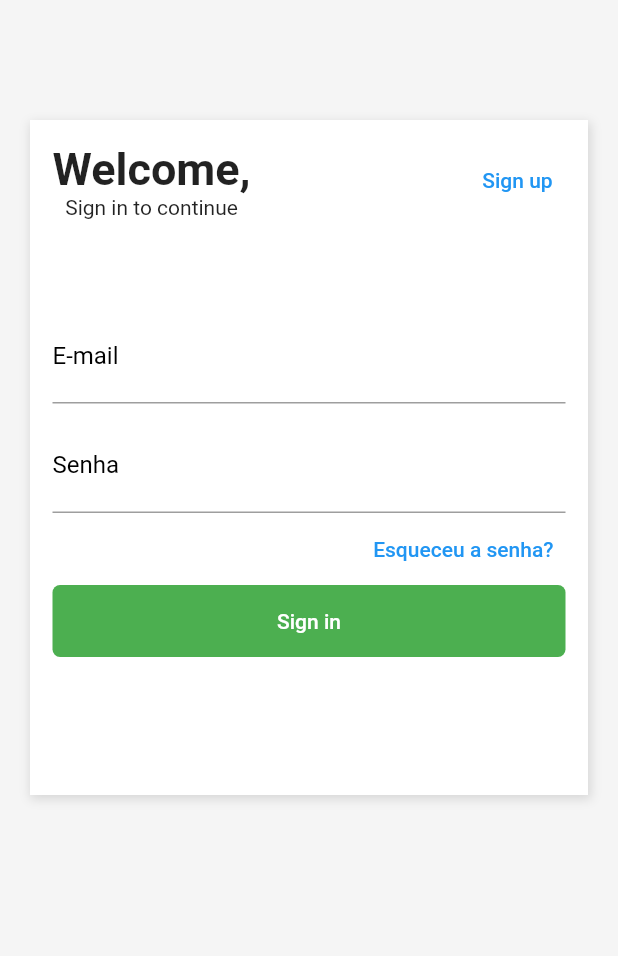
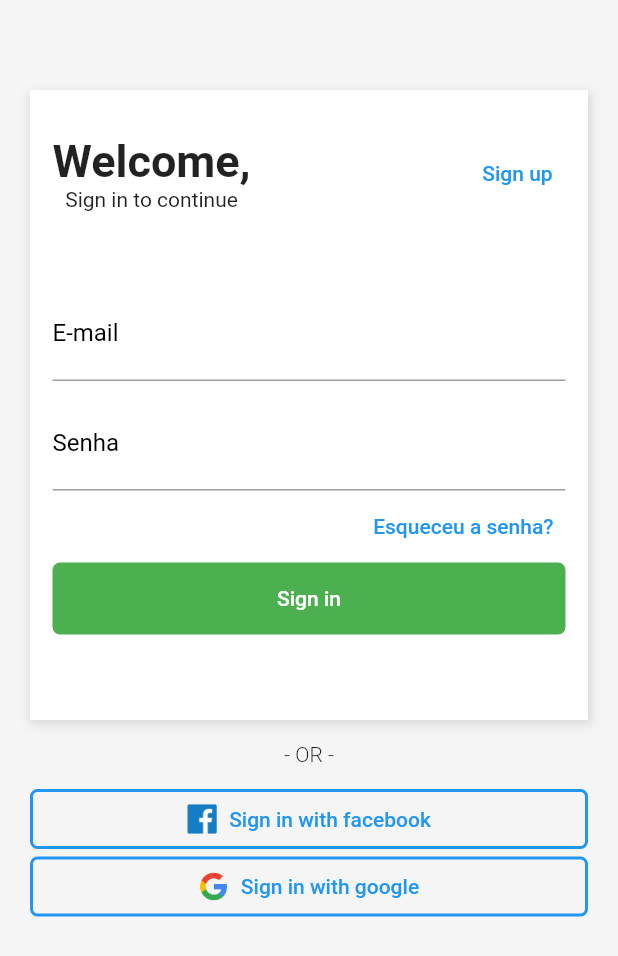
Before and after one commit to OtavioNegrizolli/flutter_2, a Flutter app: the LoginPage screen opened directly, on a phone screen of 412 x 824 dp. Shown: the top 956 px of the screen. Run offline on Flutter 3.47's test engine with Material 2 defaults, Android fonts, the phone set to English and light mode, and no system bars.

Commit message:
login page done

```diff
--- a/lib/pages/login.page.dart
+++ b/lib/pages/login.page.dart
@@ -6,18 +6,71 @@ class LoginPage extends StatelessWidget {
   @override
   Widget build(BuildContext context) {
     return Scaffold(
-      body: Container(
+      body: SingleChildScrollView(
+        child: Container(
           color: const Color(0xFFF5F5F5),
           padding: const EdgeInsets.only(
-          top: 80,
+            top: 60,
             left: 20,
             right: 20,
-          bottom: 40,
+            bottom: 30,
           ),
           child: Column(
             children: [
+              _singInForm,
+              const Padding(
+                padding: EdgeInsets.symmetric(vertical: 15),
+                child: Text(
+                  "- OR -",
+                  style: TextStyle(
+                    fontSize: 14,
+                    fontWeight: FontWeight.w300,
+                  ),
+                ),
+              ),
               Container(
-              height: 450,
+                height: 40,
+                width: double.infinity,
+                decoration: BoxDecoration(
+                  border: Border.all(
+                    width: 2,
+                    color: Colors.blue,
+                  ),
+                  borderRadius: BorderRadius.circular(5),
+                ),
+                child: TextButton.icon(
+                  onPressed: () {},
+                  icon: Image.asset("assets/facebook.png"),
+                  label: const Text("Sign in with facebook"),
+                ),
+              ),
+              const SizedBox(height: 5),
+              Container(
+                height: 40,
+                width: double.infinity,
+                decoration: BoxDecoration(
+                  border: Border.all(
+                    width: 2,
+                    color: Colors.blue,
+                  ),
+                  borderRadius: BorderRadius.circular(5),
+                ),
+                child: TextButton.icon(
+                  onPressed: () {},
+                  icon: Image.asset("assets/google.png"),
+                  label: const Text("Sign in with google"),
+                ),
+              ),
+            ],
+          ),
+        ),
+      ),
+    );
+  }
+
+  Widget get _singInForm {
+    return Container(
+      height: 420,
       decoration: const BoxDecoration(
         color: Colors.white,
         boxShadow: <BoxShadow>[
@@ -30,10 +83,80 @@ class LoginPage extends StatelessWidget {
         ],
       ),
       child: Padding(
-                padding: const EdgeInsets.all(15),
-                child: ListView(
+        padding: const EdgeInsets.only(top: 30, left: 15, right: 15),
+        child: Column(
           children: <Widget>[
-                    Row(
+            _cardHeader,
+            const SizedBox(height: 50),
+            TextFormField(
+              autofocus: false,
+              keyboardType: TextInputType.emailAddress,
+              style: const TextStyle(fontSize: 20),
+              decoration: const InputDecoration(
+                labelText: "E-mail",
+                labelStyle: TextStyle(
+                  color: Colors.black,
+                  fontWeight: FontWeight.w400,
+                  fontSize: 16,
+                ),
+              ),
+            ),
+            const SizedBox(height: 10),
+            _emailFiled,
+            _forgotPasswordButton,
+            _singInButton
+          ],
+        ),
+      ),
+    );
+  }
+
+  Widget get _emailFiled {
+    return TextFormField(
+      autofocus: false,
+      obscureText: true,
+      keyboardType: TextInputType.text,
+      style: const TextStyle(fontSize: 20),
+      decoration: const InputDecoration(
+        labelText: "Senha",
+        labelStyle: TextStyle(
+          fontSize: 16,
+          color: Colors.black,
+          fontWeight: FontWeight.w400,
+        ),
+      ),
+    );
+  }
+
+  Container get _forgotPasswordButton {
+    return Container(
+      alignment: Alignment.centerRight,
+      child: TextButton(
+        child: const Text("Esqueceu a senha?"),
+        onPressed: () {},
+      ),
+    );
+  }
+
+  Widget get _singInButton {
+    return Container(
+      width: double.infinity,
+      decoration: const BoxDecoration(
+        color: Colors.green,
+        borderRadius: BorderRadius.all(Radius.circular(5)),
+      ),
+      child: TextButton(
+        child: const Text(
+          "Sign in",
+          style: TextStyle(color: Colors.white),
+        ),
+        onPressed: () {},
+      ),
+    );
+  }
+
+  Widget get _cardHeader {
+    return Row(
       mainAxisAlignment: MainAxisAlignment.spaceBetween,
       children: <Widget>[
         Column(
@@ -53,65 +176,6 @@ class LoginPage extends StatelessWidget {
           onPressed: () {},
         ),
       ],
-                    ),
-                    const SizedBox(height: 60),
-                    TextFormField(
-                      autofocus: false,
-                      keyboardType: TextInputType.emailAddress,
-                      style: const TextStyle(fontSize: 20),
-                      decoration: const InputDecoration(
-                        labelText: "E-mail",
-                        labelStyle: TextStyle(
-                          color: Colors.black,
-                          fontWeight: FontWeight.w400,
-                          fontSize: 16,
-                        ),
-                      ),
-                    ),
-                    const SizedBox(height: 10),
-                    TextFormField(
-                      autofocus: false,
-                      obscureText: true,
-                      keyboardType: TextInputType.text,
-                      style: const TextStyle(fontSize: 20),
-                      decoration: const InputDecoration(
-                        labelText: "Senha",
-                        labelStyle: TextStyle(
-                          fontSize: 16,
-                          color: Colors.black,
-                          fontWeight: FontWeight.w400,
-                        ),
-                      ),
-                    ),
-                    Container(
-                      alignment: Alignment.centerRight,
-                      child: TextButton(
-                        child: const Text("Esqueceu a senha?"),
-                        onPressed: () {},
-                      ),
-                    ),
-                    Container(
-                      decoration: const BoxDecoration(
-                        color: Colors.green,
-                        borderRadius: BorderRadius.all(Radius.circular(5)),
-                      ),
-                      child: TextButton(
-                        child: const Text(
-                          "Sign in",
-                          style: TextStyle(color: Colors.white),
-                        ),
-                        onPressed: () {},
-                      ),
-                    )
-                  ],
-                ),
-              ),
-            ),
-            Padding(padding: const EdgeInsets.symmetric(vertical: 15),)
-
-          ],
-        ),
-      ),
     );
   }
 }
```
Also changed, not shown: lib/main.dart (+6 -99 lines), pubspec.yaml (+22 -39 lines), 1 other file. Lines whose indentation alone changed are shown as unchanged.
